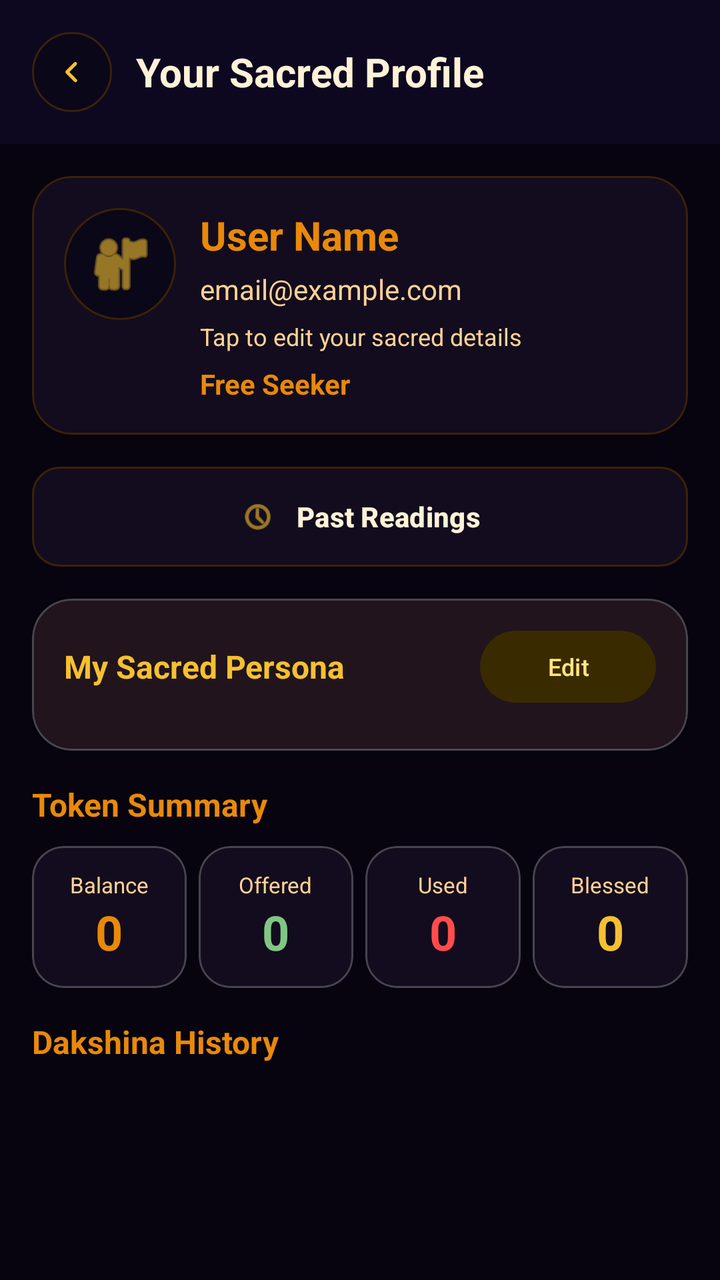
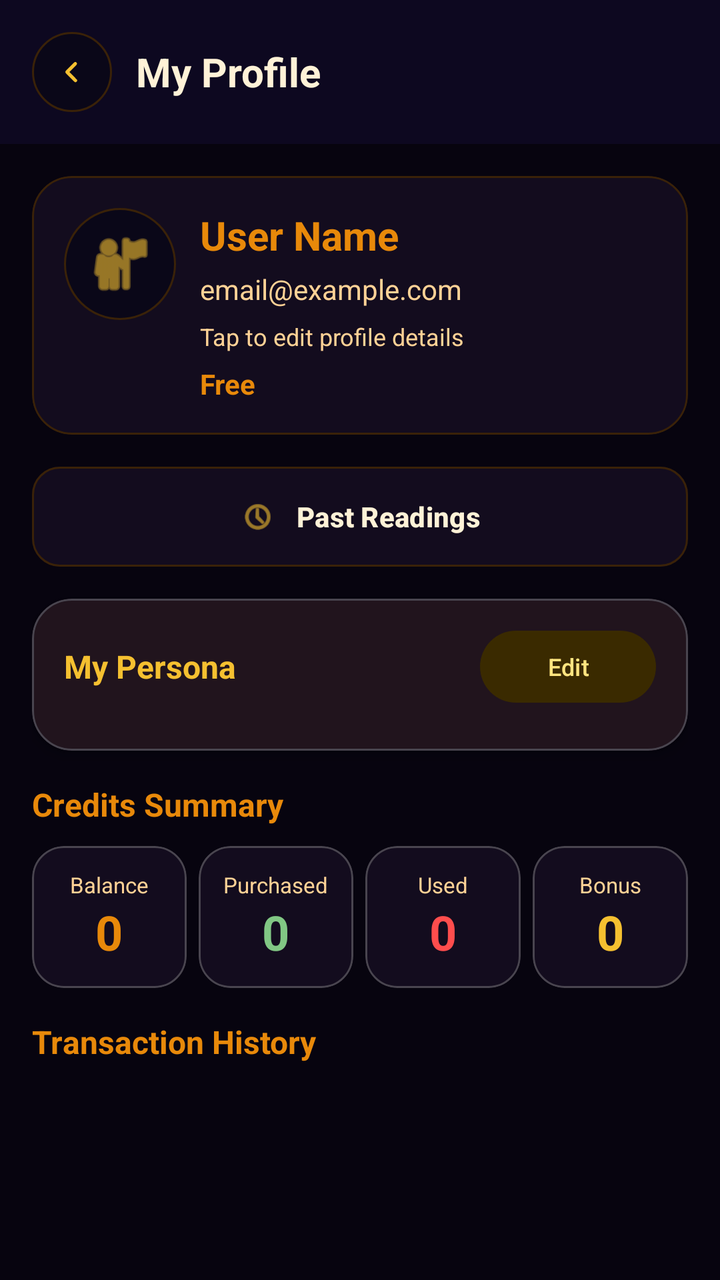

The first picture is an Android layout as it rendered before a commit; the second is the same layout after the commit. The layout source and the unified diff follow.
<!-- AndroidManifest.xml: application theme Theme.Astroapp -->
<!-- res/layout/activity_profile.xml -->
<?xml version="1.0" encoding="utf-8"?>
<LinearLayout xmlns:android="http://schemas.android.com/apk/res/android"
    xmlns:app="http://schemas.android.com/apk/res-auto"
    android:layout_width="match_parent"
    android:layout_height="match_parent"
    android:orientation="vertical"
    android:background="@color/bg_warm">

    
    <LinearLayout
        android:layout_width="match_parent"
        android:layout_height="wrap_content"
        android:background="@color/surface"
        android:elevation="2dp"
        android:padding="16dp"
        android:orientation="horizontal"
        android:gravity="center_vertical">

        <ImageView
            android:id="@+id/btnBack"
            android:layout_width="40dp"
            android:layout_height="40dp"
            android:layout_marginEnd="12dp"
            android:background="@drawable/bg_topbar_icon"
            android:padding="10dp"
            android:scaleType="fitCenter"
            app:srcCompat="@drawable/ic_back_arrow"
            android:tint="@color/brand_gold"
            android:contentDescription="@string/cd_back_button" />

        <TextView
            android:layout_width="wrap_content"
            android:layout_height="wrap_content"
            android:text="@string/profile_title"
            android:textSize="20sp"
            android:textStyle="bold"
            android:textColor="@color/text_dark" />
    </LinearLayout>

    <ScrollView
        android:layout_width="match_parent"
        android:layout_height="0dp"
        android:layout_weight="1">

        <LinearLayout
            android:layout_width="match_parent"
            android:layout_height="wrap_content"
            android:orientation="vertical"
            android:padding="16dp">

            
            <com.google.android.material.card.MaterialCardView
                android:id="@+id/cardProfileInfo"
                android:layout_width="match_parent"
                android:layout_height="wrap_content"
                android:layout_marginBottom="16dp"
                android:clickable="true"
                android:focusable="true"
                android:foreground="?attr/selectableItemBackground"
                app:cardCornerRadius="20dp"
                app:cardElevation="0dp"
                app:strokeColor="@color/glass_card_border"
                app:strokeWidth="1dp"
                app:cardBackgroundColor="@color/glass_card">

                <LinearLayout
                    android:layout_width="match_parent"
                    android:layout_height="wrap_content"
                    android:orientation="horizontal"
                    android:padding="16dp">

                    <ImageView
                        android:id="@+id/ivProfilePhoto"
                        android:layout_width="56dp"
                        android:layout_height="56dp"
                        android:layout_marginEnd="12dp"
                        android:background="@drawable/bg_topbar_icon"
                        android:padding="10dp"
                        android:scaleType="centerCrop"
                        app:srcCompat="@android:drawable/ic_menu_myplaces"
                        android:tint="@color/brand_gold"
                        android:contentDescription="@string/profile_photo" />

                    <LinearLayout
                        android:layout_width="0dp"
                        android:layout_height="wrap_content"
                        android:layout_weight="1"
                        android:orientation="vertical">

                        <TextView
                            android:id="@+id/tvName"
                            android:layout_width="wrap_content"
                            android:layout_height="wrap_content"
                            android:text="User Name"
                            android:textSize="20sp"
                            android:textStyle="bold"
                            android:textColor="@color/primary"
                            android:layout_marginBottom="4dp" />

                        <TextView
                            android:id="@+id/tvEmail"
                            android:layout_width="wrap_content"
                            android:layout_height="wrap_content"
                            android:text="email@example.com"
                            android:textSize="14sp"
                            android:textColor="@color/text_medium"
                            android:layout_marginBottom="6dp" />

                        <TextView
                            android:id="@+id/tvProfileMeta"
                            android:layout_width="wrap_content"
                            android:layout_height="wrap_content"
                            android:text="@string/profile_tap_to_edit"
                            android:textSize="12sp"
                            android:textColor="@color/text_medium"
                            android:layout_marginBottom="6dp" />

                        <TextView
                            android:id="@+id/tvPlan"
                            android:layout_width="wrap_content"
                            android:layout_height="wrap_content"
                            android:text="@string/profile_plan_free"
                            android:textSize="14sp"
                            android:textColor="@color/primary"
                            android:textStyle="bold" />
                    </LinearLayout>
                </LinearLayout>
            </com.google.android.material.card.MaterialCardView>

            <com.google.android.material.button.MaterialButton
                android:id="@+id/btnPastReadings"
                android:layout_width="match_parent"
                android:layout_height="50dp"
                android:layout_marginBottom="16dp"
                android:backgroundTint="@color/glass_card"
                android:text="@string/history_title"
                android:textColor="@color/text_dark"
                android:textStyle="bold"
                android:insetTop="0dp"
                android:insetBottom="0dp"
                android:paddingHorizontal="14dp"
                app:cornerRadius="14dp"
                app:icon="@android:drawable/ic_menu_recent_history"
                app:iconGravity="textStart"
                app:iconPadding="10dp"
                app:iconTint="@color/brand_gold"
                app:strokeColor="@color/glass_card_border"
                app:strokeWidth="1dp" />

            
            <com.google.android.material.card.MaterialCardView
                android:id="@+id/cardPersona"
                android:layout_width="match_parent"
                android:layout_height="wrap_content"
                android:layout_marginBottom="16dp"
                app:cardCornerRadius="20dp"
                app:cardElevation="4dp">

                <LinearLayout
                    android:layout_width="match_parent"
                    android:layout_height="wrap_content"
                    android:orientation="vertical"
                    android:padding="16dp">

                    <LinearLayout
                        android:layout_width="match_parent"
                        android:layout_height="wrap_content"
                        android:orientation="horizontal"
                        android:gravity="center_vertical"
                        android:layout_marginBottom="8dp">

                        <TextView
                            android:layout_width="0dp"
                            android:layout_height="wrap_content"
                            android:layout_weight="1"
                            android:text="@string/persona_section_title"
                            android:textSize="16sp"
                            android:textStyle="bold"
                            android:textColor="@color/secondary" />

                        <com.google.android.material.button.MaterialButton
                            android:id="@+id/btnEditPersona"
                            android:layout_width="wrap_content"
                            android:layout_height="36dp"
                            android:insetTop="0dp"
                            android:insetBottom="0dp"
                            android:text="@string/persona_edit"
                            android:textSize="12sp"
                            style="@style/Widget.Material3.Button.TonalButton" />
                    </LinearLayout>

                    <LinearLayout
                        android:id="@+id/llPersonaDetails"
                        android:layout_width="match_parent"
                        android:layout_height="wrap_content"
                        android:orientation="vertical"
                        android:visibility="gone">

                        <TextView
                            android:id="@+id/tvPersonaDob"
                            android:layout_width="wrap_content"
                            android:layout_height="wrap_content"
                            android:textSize="14sp"
                            android:textColor="@color/text_dark"
                            android:layout_marginBottom="4dp" />

                        <TextView
                            android:id="@+id/tvPersonaRelationship"
                            android:layout_width="wrap_content"
                            android:layout_height="wrap_content"
                            android:textSize="14sp"
                            android:textColor="@color/text_dark"
                            android:layout_marginBottom="4dp" />

                        <TextView
                            android:id="@+id/tvPersonaOccupation"
                            android:layout_width="wrap_content"
                            android:layout_height="wrap_content"
                            android:textSize="14sp"
                            android:textColor="@color/text_dark"
                            android:layout_marginBottom="4dp" />

                        <TextView
                            android:id="@+id/tvPersonaGoal"
                            android:layout_width="wrap_content"
                            android:layout_height="wrap_content"
                            android:textSize="14sp"
                            android:textColor="@color/text_dark"
                            android:layout_marginBottom="4dp" />

                        <TextView
                            android:id="@+id/tvPersonaConcern"
                            android:layout_width="wrap_content"
                            android:layout_height="wrap_content"
                            android:textSize="14sp"
                            android:textColor="@color/text_dark" />

                        <TextView
                            android:id="@+id/tvPersonaSummary"
                            android:layout_width="match_parent"
                            android:layout_height="wrap_content"
                            android:layout_marginTop="10dp"
                            android:textSize="13sp"
                            android:textColor="@color/text_medium"
                            android:lineSpacingExtra="2dp"
                            android:visibility="gone" />
                    </LinearLayout>

                    <TextView
                        android:id="@+id/tvPersonaEmpty"
                        android:layout_width="match_parent"
                        android:layout_height="wrap_content"
                        android:text="@string/persona_empty"
                        android:textSize="14sp"
                        android:textColor="@color/text_medium"
                        android:gravity="center"
                        android:visibility="gone" />

                </LinearLayout>
            </com.google.android.material.card.MaterialCardView>

            
            <TextView
                android:layout_width="wrap_content"
                android:layout_height="wrap_content"
                android:text="@string/profile_credits_summary"
                android:textSize="16sp"
                android:textStyle="bold"
                android:textColor="@color/primary"
                android:layout_marginBottom="10dp" />

            <LinearLayout
                android:layout_width="match_parent"
                android:layout_height="wrap_content"
                android:orientation="horizontal"
                android:layout_marginBottom="16dp">

                
                <com.google.android.material.card.MaterialCardView
                    android:layout_width="0dp"
                    android:layout_height="wrap_content"
                    android:layout_weight="1"
                    android:layout_marginEnd="6dp"
                    app:cardCornerRadius="16dp"
                    app:cardBackgroundColor="@color/glass_card">

                    <LinearLayout android:layout_width="match_parent" android:layout_height="wrap_content"
                        android:orientation="vertical" android:padding="12dp" android:gravity="center">
                        <TextView android:layout_width="wrap_content" android:layout_height="wrap_content" android:text="@string/profile_stat_balance" android:textSize="11sp" android:textColor="@color/text_medium" />
                        <TextView android:id="@+id/tvStatBalance" android:layout_width="wrap_content" android:layout_height="wrap_content" android:text="0" android:textSize="24sp" android:textStyle="bold" android:textColor="@color/primary" />
                    </LinearLayout>
                </com.google.android.material.card.MaterialCardView>

                
                <com.google.android.material.card.MaterialCardView
                    android:layout_width="0dp"
                    android:layout_height="wrap_content"
                    android:layout_weight="1"
                    android:layout_marginEnd="6dp"
                    app:cardCornerRadius="16dp"
                    app:cardBackgroundColor="@color/glass_card">

                    <LinearLayout android:layout_width="match_parent" android:layout_height="wrap_content"
                        android:orientation="vertical" android:padding="12dp" android:gravity="center">
                        <TextView android:layout_width="wrap_content" android:layout_height="wrap_content" android:text="@string/profile_stat_purchased" android:textSize="11sp" android:textColor="@color/text_medium" />
                        <TextView android:id="@+id/tvStatPurchased" android:layout_width="wrap_content" android:layout_height="wrap_content" android:text="0" android:textSize="24sp" android:textStyle="bold" android:textColor="@color/success" />
                    </LinearLayout>
                </com.google.android.material.card.MaterialCardView>

                
                <com.google.android.material.card.MaterialCardView
                    android:layout_width="0dp"
                    android:layout_height="wrap_content"
                    android:layout_weight="1"
                    android:layout_marginEnd="6dp"
                    app:cardCornerRadius="16dp"
                    app:cardBackgroundColor="@color/glass_card">

                    <LinearLayout android:layout_width="match_parent" android:layout_height="wrap_content"
                        android:orientation="vertical" android:padding="12dp" android:gravity="center">
                        <TextView android:layout_width="wrap_content" android:layout_height="wrap_content" android:text="@string/profile_stat_used" android:textSize="11sp" android:textColor="@color/text_medium" />
                        <TextView android:id="@+id/tvStatUsed" android:layout_width="wrap_content" android:layout_height="wrap_content" android:text="0" android:textSize="24sp" android:textStyle="bold" android:textColor="@color/error" />
                    </LinearLayout>
                </com.google.android.material.card.MaterialCardView>

                
                <com.google.android.material.card.MaterialCardView
                    android:layout_width="0dp"
                    android:layout_height="wrap_content"
                    android:layout_weight="1"
                    app:cardCornerRadius="16dp"
                    app:cardBackgroundColor="@color/glass_card">

                    <LinearLayout android:layout_width="match_parent" android:layout_height="wrap_content"
                        android:orientation="vertical" android:padding="12dp" android:gravity="center">
                        <TextView android:layout_width="wrap_content" android:layout_height="wrap_content" android:text="@string/profile_stat_bonus" android:textSize="11sp" android:textColor="@color/text_medium" />
                        <TextView android:id="@+id/tvStatBonus" android:layout_width="wrap_content" android:layout_height="wrap_content" android:text="0" android:textSize="24sp" android:textStyle="bold" android:textColor="@color/secondary" />
                    </LinearLayout>
                </com.google.android.material.card.MaterialCardView>
            </LinearLayout>

            
            <TextView
                android:layout_width="wrap_content"
                android:layout_height="wrap_content"
                android:text="@string/profile_tx_history"
                android:textSize="16sp"
                android:textStyle="bold"
                android:textColor="@color/primary"
                android:layout_marginBottom="10dp" />

            <TextView
                android:id="@+id/tvTxEmpty"
                android:layout_width="match_parent"
                android:layout_height="wrap_content"
                android:text="@string/profile_tx_empty"
                android:textSize="14sp"
                android:textColor="@color/text_medium"
                android:gravity="center"
                android:padding="16dp"
                android:visibility="gone" />

            <LinearLayout
                android:id="@+id/llTransactions"
                android:layout_width="match_parent"
                android:layout_height="wrap_content"
                android:orientation="vertical" />

        </LinearLayout>
    </ScrollView>
</LinearLayout>
<!-- resources referenced by this layout -->
<resources>
  <color name="bg_warm">#07040F</color>
  <color name="brand_gold">#F5C030</color>
  <color name="error">#FF4D4D</color>
  <color name="glass_card">#130C1E</color>
  <color name="glass_card_border">#3A2208</color>
  <color name="primary">#E8890A</color>
  <color name="secondary">#F5C030</color>
  <color name="success">#81C784</color>
  <color name="surface">#0D0820</color>
  <color name="text_dark">#FFF2D7</color>
  <color name="text_medium">#FFD296</color>
  <!-- drawable bg_topbar_icon (drawable) -->
  <?xml version="1.0" encoding="utf-8"?>
  <shape xmlns:android="http://schemas.android.com/apk/res/android"
      android:shape="oval">
      <solid android:color="@color/surface_container_low" />
      <stroke
          android:width="1dp"
          android:color="@color/glass_card_border" />
  </shape>
  <!-- drawable ic_back_arrow (drawable) -->
  <?xml version="1.0" encoding="utf-8"?>
  <vector xmlns:android="http://schemas.android.com/apk/res/android"
      android:width="24dp"
      android:height="24dp"
      android:viewportWidth="24"
      android:viewportHeight="24">
      <path
          android:fillColor="#FFFFFFFF"
          android:pathData="M14.7,6.3a1,1 0,0 1,0 1.4L10.41,12l4.29,4.3a1,1 0,1 1,-1.41 1.4l-5,-5a1,1 0,0 1,0 -1.4l5,-5a1,1 0,0 1,1.41 0z" />
  </vector>
  <string name="cd_back_button">Return</string>
  <string name="history_title">Past Readings</string>
  <string name="persona_edit">Edit</string>
  <string name="persona_empty">Set up your persona so the Baba may know you better, dear child.</string>
  <string name="persona_section_title">My Sacred Persona</string>
  <string name="profile_credits_summary">Token Summary</string>
  <string name="profile_photo">Profile photo</string>
  <string name="profile_plan_free">Free Seeker</string>
  <string name="profile_stat_balance">Balance</string>
  <string name="profile_stat_bonus">Blessed</string>
  <string name="profile_stat_purchased">Offered</string>
  <string name="profile_stat_used">Used</string>
  <string name="profile_tap_to_edit">Tap to edit your sacred details</string>
  <string name="profile_title">Your Sacred Profile</string>
  <string name="profile_tx_empty">No offerings yet, dear child.</string>
  <string name="profile_tx_history">Dakshina History</string>
  <color name="surface_container_low">#0A0718</color>
  <color name="primary_dark">#C9720A</color>
  <color name="on_primary">#FFF8E7</color>
  <color name="primary_container">#2E1804</color>
  <color name="on_primary_container">#FFD080</color>
  <color name="on_secondary">#1A1200</color>
  <color name="secondary_container">#3A2A00</color>
  <color name="on_secondary_container">#FFE580</color>
  <color name="tertiary">#F5C030</color>
  <color name="on_tertiary">#1A1200</color>
  <color name="tertiary_container">#3A2A00</color>
  <color name="on_tertiary_container">#FFE580</color>
  <color name="on_error">#FFFFFF</color>
  <color name="error_container">#93000A</color>
  <color name="on_error_container">#FFDAD6</color>
  <color name="on_surface">#FFF2D7</color>
  <color name="surface_variant">#150E22</color>
  <color name="on_surface_variant">#FFD296</color>
  <color name="outline">#3A2208</color>
  <style name="ShapeAppearance.Astro.SmallComponent" parent="ShapeAppearance.Material3.SmallComponent">
          <item name="cornerSize">@dimen/radius_sm</item>
      </style>
  <style name="ShapeAppearance.Astro.MediumComponent" parent="ShapeAppearance.Material3.MediumComponent">
          <item name="cornerSize">@dimen/radius_md</item>
      </style>
  <style name="ShapeAppearance.Astro.LargeComponent" parent="ShapeAppearance.Material3.LargeComponent">
          <item name="cornerSize">@dimen/radius_lg</item>
      </style>
  <dimen name="radius_sm">8dp</dimen>
  <dimen name="radius_md">12dp</dimen>
  <dimen name="radius_lg">16dp</dimen>
  <!-- unchanged entries left out for length: 1 -->
</resources>

<!-- the commit's change to res/layout/activity_profile.xml (unified diff, before → after) -->
@@ -25,7 +25,7 @@
             android:padding="10dp"
             android:scaleType="fitCenter"
             app:srcCompat="@drawable/ic_back_arrow"
-            android:tint="@color/brand_gold"
+            app:tint="@color/brand_gold"
             android:contentDescription="@string/cd_back_button" />
 
         <TextView
@@ -78,7 +78,7 @@
                         android:padding="10dp"
                         android:scaleType="centerCrop"
                         app:srcCompat="@android:drawable/ic_menu_myplaces"
-                        android:tint="@color/brand_gold"
+                        app:tint="@color/brand_gold"
                         android:contentDescription="@string/profile_photo" />
 
                     <LinearLayout
<!-- resource entries referenced after the edit -->
@@ -31,22 +31,22 @@
           android:fillColor="#FFFFFFFF"
           android:pathData="M14.7,6.3a1,1 0,0 1,0 1.4L10.41,12l4.29,4.3a1,1 0,1 1,-1.41 1.4l-5,-5a1,1 0,0 1,0 -1.4l5,-5a1,1 0,0 1,1.41 0z" />
   </vector>
-  <string name="cd_back_button">Return</string>
+  <string name="cd_back_button">Go back</string>
   <string name="history_title">Past Readings</string>
   <string name="persona_edit">Edit</string>
-  <string name="persona_empty">Set up your persona so the Baba may know you better, dear child.</string>
-  <string name="persona_section_title">My Sacred Persona</string>
-  <string name="profile_credits_summary">Token Summary</string>
+  <string name="persona_empty">Set up your persona to get personalized readings.</string>
+  <string name="persona_section_title">My Persona</string>
+  <string name="profile_credits_summary">Credits Summary</string>
   <string name="profile_photo">Profile photo</string>
-  <string name="profile_plan_free">Free Seeker</string>
+  <string name="profile_plan_free">Free</string>
   <string name="profile_stat_balance">Balance</string>
-  <string name="profile_stat_bonus">Blessed</string>
-  <string name="profile_stat_purchased">Offered</string>
+  <string name="profile_stat_bonus">Bonus</string>
+  <string name="profile_stat_purchased">Purchased</string>
   <string name="profile_stat_used">Used</string>
-  <string name="profile_tap_to_edit">Tap to edit your sacred details</string>
-  <string name="profile_title">Your Sacred Profile</string>
-  <string name="profile_tx_empty">No offerings yet, dear child.</string>
-  <string name="profile_tx_history">Dakshina History</string>
+  <string name="profile_tap_to_edit">Tap to edit profile details</string>
+  <string name="profile_title">My Profile</string>
+  <string name="profile_tx_empty">No transactions yet.</string>
+  <string name="profile_tx_history">Transaction History</string>
   <color name="surface_container_low">#0A0718</color>
   <color name="primary_dark">#C9720A</color>
   <color name="on_primary">#FFF8E7</color>
